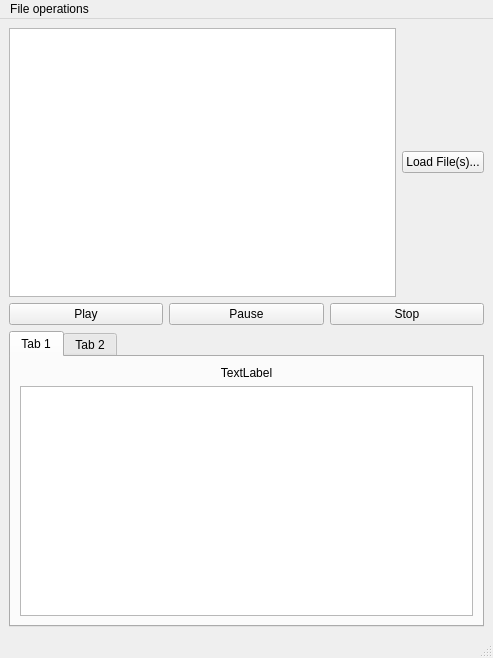
First picture: the form in GUI/main.ui, repository zbrave/LicenseProject, before the edit.
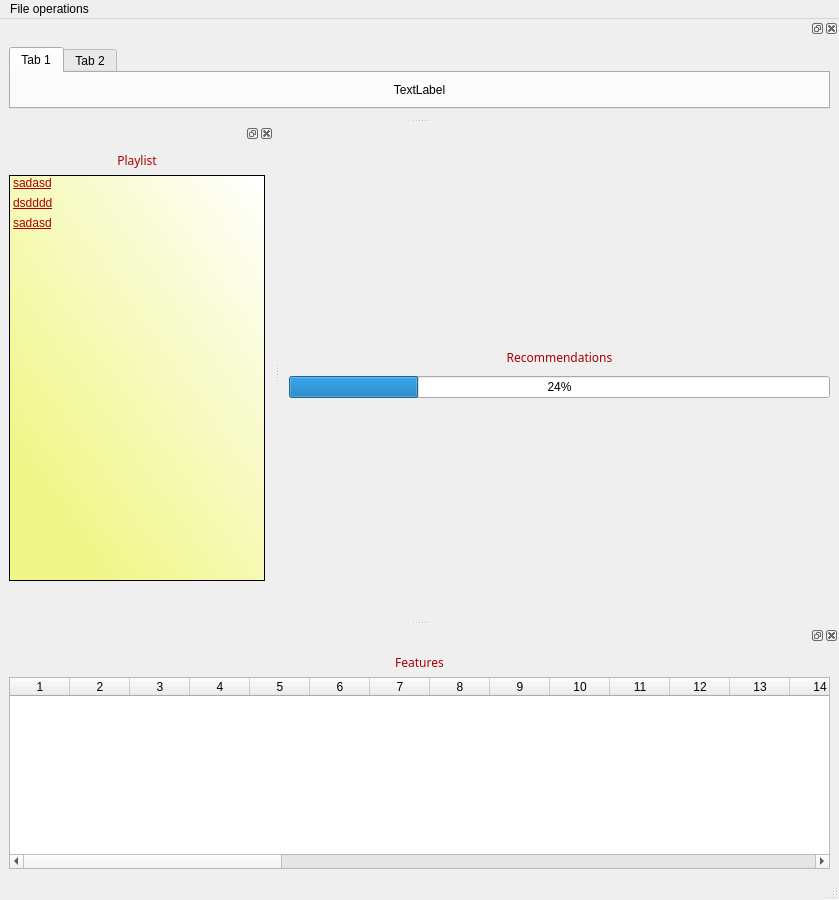
Second picture: the form after the edit. The open tabs and pages were chosen to show the change. Icons and pictures are not drawn.

The edit to the form file:
```diff
--- a/GUI/main.ui
+++ b/GUI/main.ui
@@ -6,105 +6,102 @@
    <rect>
     <x>0</x>
     <y>0</y>
-    <width>493</width>
-    <height>658</height>
+    <width>839</width>
+    <height>900</height>
    </rect>
   </property>
   <property name="windowTitle">
    <string>MainWindow</string>
   </property>
+  <property name="layoutDirection">
+   <enum>Qt::LeftToRight</enum>
+  </property>
   <widget class="QWidget" name="centralwidget">
-   <layout class="QGridLayout" name="gridLayout">
+   <layout class="QGridLayout" name="gridLayout_6">
     <item row="0" column="0">
-     <layout class="QVBoxLayout" name="verticalLayout">
-      <item>
-       <layout class="QHBoxLayout" name="horizontalLayout_1">
-        <item>
-         <widget class="QListWidget" name="songListWidget"/>
-        </item>
-        <item>
-         <widget class="QPushButton" name="loadButton">
-          <property name="text">
-           <string>Load File(s)...</string>
-          </property>
-         </widget>
-        </item>
-       </layout>
-      </item>
-      <item>
-       <layout class="QHBoxLayout" name="horizontalLayout_2">
-        <item>
-         <widget class="QPushButton" name="playSongButton">
-          <property name="text">
-           <string>Play</string>
-          </property>
-         </widget>
-        </item>
-        <item>
-         <widget class="QPushButton" name="pauseSongButton">
-          <property name="text">
-           <string>Pause</string>
-          </property>
-         </widget>
-        </item>
-        <item>
-         <widget class="QPushButton" name="stopSongButton">
-          <property name="text">
-           <string>Stop</string>
-          </property>
-         </widget>
-        </item>
-       </layout>
-      </item>
-     </layout>
-    </item>
-    <item row="1" column="0">
-     <widget class="QTabWidget" name="tabWidget">
-      <property name="currentIndex">
+     <layout class="QVBoxLayout" name="verticalLayout_2">
+      <property name="sizeConstraint">
+       <enum>QLayout::SetMinimumSize</enum>
+      </property>
+      <property name="leftMargin">
        <number>0</number>
       </property>
-      <widget class="QWidget" name="tab">
-       <attribute name="title">
-        <string>Tab 1</string>
-       </attribute>
-       <layout class="QGridLayout" name="gridLayout_3">
-        <item row="0" column="0">
-         <layout class="QGridLayout" name="tabLayout1">
-          <item row="0" column="0">
-           <widget class="QLabel" name="tabLayout1Label">
-            <property name="text">
-             <string>TextLabel</string>
-            </property>
-            <property name="alignment">
-             <set>Qt::AlignCenter</set>
-            </property>
-           </widget>
-          </item>
-          <item row="1" column="0">
-           <widget class="QTableWidget" name="tablLayout1TableWidget">
-            <property name="gridStyle">
-             <enum>Qt::SolidLine</enum>
-            </property>
-            <property name="sortingEnabled">
-             <bool>false</bool>
-            </property>
-           </widget>
-          </item>
-         </layout>
-        </item>
-       </layout>
-      </widget>
-      <widget class="QWidget" name="tab_2">
-       <attribute name="title">
-        <string>Tab 2</string>
-       </attribute>
-       <layout class="QGridLayout" name="gridLayout_4">
-        <item row="0" column="0">
-         <layout class="QGridLayout" name="tabLayout2"/>
-        </item>
-       </layout>
-      </widget>
-     </widget>
+     </layout>
+    </item>
+    <item row="0" column="1">
+     <layout class="QVBoxLayout" name="verticalLayout">
+      <item>
+       <widget class="QLabel" name="label_3">
+        <property name="sizePolicy">
+         <sizepolicy hsizetype="Preferred" vsizetype="Preferred">
+          <horstretch>0</horstretch>
+          <verstretch>0</verstretch>
+         </sizepolicy>
+        </property>
+        <property name="maximumSize">
+         <size>
+          <width>16777215</width>
+          <height>25</height>
+         </size>
+        </property>
+        <property name="palette">
+         <palette>
+          <active>
+           <colorrole role="WindowText">
+            <brush brushstyle="SolidPattern">
+             <color alpha="255">
+              <red>170</red>
+              <green>0</green>
+              <blue>0</blue>
+             </color>
+            </brush>
+           </colorrole>
+          </active>
+          <inactive>
+           <colorrole role="WindowText">
+            <brush brushstyle="SolidPattern">
+             <color alpha="255">
+              <red>170</red>
+              <green>0</green>
+              <blue>0</blue>
+             </color>
+            </brush>
+           </colorrole>
+          </inactive>
+          <disabled>
+           <colorrole role="WindowText">
+            <brush brushstyle="SolidPattern">
+             <color alpha="255">
+              <red>120</red>
+              <green>120</green>
+              <blue>120</blue>
+             </color>
+            </brush>
+           </colorrole>
+          </disabled>
+         </palette>
+        </property>
+        <property name="font">
+         <font>
+          <family>Gill Sans Ultra Bold</family>
+         </font>
+        </property>
+        <property name="text">
+         <string>Recommendations</string>
+        </property>
+        <property name="alignment">
+         <set>Qt::AlignCenter</set>
+        </property>
+       </widget>
+      </item>
+      <item>
+       <widget class="QProgressBar" name="progressBar">
+        <property name="value">
+         <number>24</number>
+        </property>
+       </widget>
+      </item>
+     </layout>
     </item>
    </layout>
   </widget>
@@ -113,7 +110,7 @@
     <rect>
      <x>0</x>
      <y>0</y>
-     <width>493</width>
+     <width>839</width>
      <height>21</height>
     </rect>
    </property>
@@ -126,6 +123,831 @@
    <addaction name="fileOpMenu"/>
   </widget>
   <widget class="QStatusBar" name="statusbar"/>
+  <widget class="QDockWidget" name="dockWidget">
+   <attribute name="dockWidgetArea">
+    <number>8</number>
+   </attribute>
+   <widget class="QWidget" name="dockWidgetContents">
+    <layout class="QGridLayout" name="gridLayout">
+     <item row="0" column="0">
+      <layout class="QVBoxLayout" name="verticalLayout_3">
+       <item>
+        <widget class="QLabel" name="label">
+         <property name="palette">
+          <palette>
+           <active>
+            <colorrole role="WindowText">
+             <brush brushstyle="SolidPattern">
+              <color alpha="255">
+               <red>170</red>
+               <green>0</green>
+               <blue>0</blue>
+              </color>
+             </brush>
+            </colorrole>
+            <colorrole role="Button">
+             <brush brushstyle="SolidPattern">
+              <color alpha="255">
+               <red>170</red>
+               <green>0</green>
+               <blue>0</blue>
+              </color>
+             </brush>
+            </colorrole>
+            <colorrole role="Light">
+             <brush brushstyle="SolidPattern">
+              <color alpha="255">
+               <red>255</red>
+               <green>0</green>
+               <blue>0</blue>
+              </color>
+             </brush>
+            </colorrole>
+            <colorrole role="Midlight">
+             <brush brushstyle="SolidPattern">
+              <color alpha="255">
+               <red>212</red>
+               <green>0</green>
+               <blue>0</blue>
+              </color>
+             </brush>
+            </colorrole>
+            <colorrole role="Dark">
+             <brush brushstyle="SolidPattern">
+              <color alpha="255">
+               <red>85</red>
+               <green>0</green>
+               <blue>0</blue>
+              </color>
+             </brush>
+            </colorrole>
+            <colorrole role="Mid">
+             <brush brushstyle="SolidPattern">
+              <color alpha="255">
+               <red>113</red>
+               <green>0</green>
+               <blue>0</blue>
+              </color>
+             </brush>
+            </colorrole>
+            <colorrole role="Text">
+             <brush brushstyle="SolidPattern">
+              <color alpha="255">
+               <red>0</red>
+               <green>0</green>
+               <blue>0</blue>
+              </color>
+             </brush>
+            </colorrole>
+            <colorrole role="BrightText">
+             <brush brushstyle="SolidPattern">
+              <color alpha="255">
+               <red>255</red>
+               <green>255</green>
+               <blue>255</blue>
+              </color>
+             </brush>
+            </colorrole>
+            <colorrole role="ButtonText">
+             <brush brushstyle="SolidPattern">
+              <color alpha="255">
+               <red>0</red>
+               <green>0</green>
+               <blue>0</blue>
+              </color>
+             </brush>
+            </colorrole>
+            <colorrole role="Base">
+             <brush brushstyle="SolidPattern">
+              <color alpha="255">
+               <red>255</red>
+               <green>255</green>
+               <blue>255</blue>
+              </color>
+             </brush>
+            </colorrole>
+            <colorrole role="Window">
+             <brush brushstyle="SolidPattern">
+              <color alpha="255">
+               <red>170</red>
+               <green>0</green>
+               <blue>0</blue>
+              </color>
+             </brush>
+            </colorrole>
+            <colorrole role="Shadow">
+             <brush brushstyle="SolidPattern">
+              <color alpha="255">
+               <red>0</red>
+               <green>0</green>
+               <blue>0</blue>
+              </color>
+             </brush>
+            </colorrole>
+            <colorrole role="AlternateBase">
+             <brush brushstyle="SolidPattern">
+              <color alpha="255">
+               <red>212</red>
+               <green>127</green>
+               <blue>127</blue>
+              </color>
+             </brush>
+            </colorrole>
+            <colorrole role="ToolTipBase">
+             <brush brushstyle="SolidPattern">
+              <color alpha="255">
+               <red>255</red>
+               <green>255</green>
+               <blue>220</blue>
+              </color>
+             </brush>
+            </colorrole>
+            <colorrole role="ToolTipText">
+             <brush brushstyle="SolidPattern">
+              <color alpha="255">
+               <red>0</red>
+               <green>0</green>
+               <blue>0</blue>
+              </color>
+             </brush>
+            </colorrole>
+           </active>
+           <inactive>
+            <colorrole role="WindowText">
+             <brush brushstyle="SolidPattern">
+              <color alpha="255">
+               <red>170</red>
+               <green>0</green>
+               <blue>0</blue>
+              </color>
+             </brush>
+            </colorrole>
+            <colorrole role="Button">
+             <brush brushstyle="SolidPattern">
+              <color alpha="255">
+               <red>170</red>
+               <green>0</green>
+               <blue>0</blue>
+              </color>
+             </brush>
+            </colorrole>
+            <colorrole role="Light">
+             <brush brushstyle="SolidPattern">
+              <color alpha="255">
+               <red>255</red>
+               <green>0</green>
+               <blue>0</blue>
+              </color>
+             </brush>
+            </colorrole>
+            <colorrole role="Midlight">
+             <brush brushstyle="SolidPattern">
+              <color alpha="255">
+               <red>212</red>
+               <green>0</green>
+               <blue>0</blue>
+              </color>
+             </brush>
+            </colorrole>
+            <colorrole role="Dark">
+             <brush brushstyle="SolidPattern">
+              <color alpha="255">
+               <red>85</red>
+               <green>0</green>
+               <blue>0</blue>
+              </color>
+             </brush>
+            </colorrole>
+            <colorrole role="Mid">
+             <brush brushstyle="SolidPattern">
+              <color alpha="255">
+               <red>113</red>
+               <green>0</green>
+               <blue>0</blue>
+              </color>
+             </brush>
+            </colorrole>
+            <colorrole role="Text">
+             <brush brushstyle="SolidPattern">
+              <color alpha="255">
+               <red>0</red>
+               <green>0</green>
+               <blue>0</blue>
+              </color>
+             </brush>
+            </colorrole>
+            <colorrole role="BrightText">
+             <brush brushstyle="SolidPattern">
+              <color alpha="255">
+               <red>255</red>
+               <green>255</green>
+               <blue>255</blue>
+              </color>
+             </brush>
+            </colorrole>
+            <colorrole role="ButtonText">
+             <brush brushstyle="SolidPattern">
+              <color alpha="255">
+               <red>0</red>
+               <green>0</green>
+               <blue>0</blue>
+              </color>
+             </brush>
+            </colorrole>
+            <colorrole role="Base">
+             <brush brushstyle="SolidPattern">
+              <color alpha="255">
+               <red>255</red>
+               <green>255</green>
+               <blue>255</blue>
+              </color>
+             </brush>
+            </colorrole>
+            <colorrole role="Window">
+             <brush brushstyle="SolidPattern">
+              <color alpha="255">
+               <red>170</red>
+               <green>0</green>
+               <blue>0</blue>
+              </color>
+             </brush>
+            </colorrole>
+            <colorrole role="Shadow">
+             <brush brushstyle="SolidPattern">
+              <color alpha="255">
+               <red>0</red>
+               <green>0</green>
+               <blue>0</blue>
+              </color>
+             </brush>
+            </colorrole>
+            <colorrole role="AlternateBase">
+             <brush brushstyle="SolidPattern">
+              <color alpha="255">
+               <red>212</red>
+               <green>127</green>
+               <blue>127</blue>
+              </color>
+             </brush>
+            </colorrole>
+            <colorrole role="ToolTipBase">
+             <brush brushstyle="SolidPattern">
+              <color alpha="255">
+               <red>255</red>
+               <green>255</green>
+               <blue>220</blue>
+              </color>
+             </brush>
+            </colorrole>
+            <colorrole role="ToolTipText">
+             <brush brushstyle="SolidPattern">
+              <color alpha="255">
+               <red>0</red>
+               <green>0</green>
+               <blue>0</blue>
+              </color>
+             </brush>
+            </colorrole>
+           </inactive>
+           <disabled>
+            <colorrole role="WindowText">
+             <brush brushstyle="SolidPattern">
+              <color alpha="255">
+               <red>85</red>
+               <green>0</green>
+               <blue>0</blue>
+              </color>
+             </brush>
+            </colorrole>
+            <colorrole role="Button">
+             <brush brushstyle="SolidPattern">
+              <color alpha="255">
+               <red>170</red>
+               <green>0</green>
+               <blue>0</blue>
+              </color>
+             </brush>
+            </colorrole>
+            <colorrole role="Light">
+             <brush brushstyle="SolidPattern">
+              <color alpha="255">
+               <red>255</red>
+               <green>0</green>
+               <blue>0</blue>
+              </color>
+             </brush>
+            </colorrole>
+            <colorrole role="Midlight">
+             <brush brushstyle="SolidPattern">
+              <color alpha="255">
+               <red>212</red>
+               <green>0</green>
+               <blue>0</blue>
+              </color>
+             </brush>
+            </colorrole>
+            <colorrole role="Dark">
+             <brush brushstyle="SolidPattern">
+              <color alpha="255">
+               <red>85</red>
+               <green>0</green>
+               <blue>0</blue>
+              </color>
+             </brush>
+            </colorrole>
+            <colorrole role="Mid">
+             <brush brushstyle="SolidPattern">
+              <color alpha="255">
+               <red>113</red>
+               <green>0</green>
+               <blue>0</blue>
+              </color>
+             </brush>
+            </colorrole>
+            <colorrole role="Text">
+             <brush brushstyle="SolidPattern">
+              <color alpha="255">
+               <red>85</red>
+               <green>0</green>
+               <blue>0</blue>
+              </color>
+             </brush>
+            </colorrole>
+            <colorrole role="BrightText">
+             <brush brushstyle="SolidPattern">
+              <color alpha="255">
+               <red>255</red>
+               <green>255</green>
+               <blue>255</blue>
+              </color>
+             </brush>
+            </colorrole>
+            <colorrole role="ButtonText">
+             <brush brushstyle="SolidPattern">
+              <color alpha="255">
+               <red>85</red>
+               <green>0</green>
+               <blue>0</blue>
+              </color>
+             </brush>
+            </colorrole>
+            <colorrole role="Base">
+             <brush brushstyle="SolidPattern">
+              <color alpha="255">
+               <red>170</red>
+               <green>0</green>
+               <blue>0</blue>
+              </color>
+             </brush>
+            </colorrole>
+            <colorrole role="Window">
+             <brush brushstyle="SolidPattern">
+              <color alpha="255">
+               <red>170</red>
+               <green>0</green>
+               <blue>0</blue>
+              </color>
+             </brush>
+            </colorrole>
+            <colorrole role="Shadow">
+             <brush brushstyle="SolidPattern">
+              <color alpha="255">
+               <red>0</red>
+               <green>0</green>
+               <blue>0</blue>
+              </color>
+             </brush>
+            </colorrole>
+            <colorrole role="AlternateBase">
+             <brush brushstyle="SolidPattern">
+              <color alpha="255">
+               <red>170</red>
+               <green>0</green>
+               <blue>0</blue>
+              </color>
+             </brush>
+            </colorrole>
+            <colorrole role="ToolTipBase">
+             <brush brushstyle="SolidPattern">
+              <color alpha="255">
+               <red>255</red>
+               <green>255</green>
+               <blue>220</blue>
+              </color>
+             </brush>
+            </colorrole>
+            <colorrole role="ToolTipText">
+             <brush brushstyle="SolidPattern">
+              <color alpha="255">
+               <red>0</red>
+               <green>0</green>
+               <blue>0</blue>
+              </color>
+             </brush>
+            </colorrole>
+           </disabled>
+          </palette>
+         </property>
+         <property name="font">
+          <font>
+           <family>Gill Sans Ultra Bold</family>
+           <weight>50</weight>
+           <bold>false</bold>
+          </font>
+         </property>
+         <property name="cursor">
+          <cursorShape>ArrowCursor</cursorShape>
+         </property>
+         <property name="layoutDirection">
+          <enum>Qt::LeftToRight</enum>
+         </property>
+         <property name="autoFillBackground">
+          <bool>false</bool>
+         </property>
+         <property name="lineWidth">
+          <number>1</number>
+         </property>
+         <property name="text">
+          <string>Features</string>
+         </property>
+         <property name="textFormat">
+          <enum>Qt::AutoText</enum>
+         </property>
+         <property name="scaledContents">
+          <bool>false</bool>
+         </property>
+         <property name="alignment">
+          <set>Qt::AlignCenter</set>
+         </property>
+         <property name="margin">
+          <number>0</number>
+         </property>
+         <property name="indent">
+          <number>-1</number>
+         </property>
+         <property name="textInteractionFlags">
+          <set>Qt::NoTextInteraction</set>
+         </property>
+        </widget>
+       </item>
+       <item>
+        <widget class="QTableWidget" name="tablLayout1TableWidget">
+         <property name="showGrid">
+          <bool>true</bool>
+         </property>
+         <property name="gridStyle">
+          <enum>Qt::SolidLine</enum>
+         </property>
+         <property name="sortingEnabled">
+          <bool>false</bool>
+         </property>
+         <property name="rowCount">
+          <number>0</number>
+         </property>
+         <property name="columnCount">
+          <number>40</number>
+         </property>
+         <attribute name="horizontalHeaderDefaultSectionSize">
+          <number>60</number>
+         </attribute>
+         <column/>
+         <column/>
+         <column/>
+         <column/>
+         <column/>
+         <column/>
+         <column/>
+         <column/>
+         <column/>
+         <column/>
+         <column/>
+         <column/>
+         <column/>
+         <column/>
+         <column/>
+         <column/>
+         <column/>
+         <column/>
+         <column/>
+         <column/>
+         <column/>
+         <column/>
+         <column/>
+         <column/>
+         <column/>
+         <column/>
+         <column/>
+         <column/>
+         <column/>
+         <column/>
+         <column/>
+         <column/>
+         <column/>
+         <column/>
+         <column/>
+         <column/>
+         <column/>
+         <column/>
+         <column/>
+         <column/>
+        </widget>
+       </item>
+      </layout>
+     </item>
+    </layout>
+   </widget>
+  </widget>
+  <widget class="QDockWidget" name="dockWidget_2">
+   <attribute name="dockWidgetArea">
+    <number>1</number>
+   </attribute>
+   <widget class="QWidget" name="dockWidgetContents_2">
+    <layout class="QGridLayout" name="gridLayout_2">
+     <item row="0" column="0">
+      <layout class="QVBoxLayout" name="verticalLayout_4">
+       <item>
+        <widget class="QLabel" name="label_2">
+         <property name="enabled">
+          <bool>true</bool>
+         </property>
+         <property name="palette">
+          <palette>
+           <active>
+            <colorrole role="WindowText">
+             <brush brushstyle="SolidPattern">
+              <color alpha="255">
+               <red>170</red>
+               <green>0</green>
+               <blue>0</blue>
+              </color>
+             </brush>
+            </colorrole>
+           </active>
+           <inactive>
+            <colorrole role="WindowText">
+             <brush brushstyle="SolidPattern">
+              <color alpha="255">
+               <red>170</red>
+               <green>0</green>
+               <blue>0</blue>
+              </color>
+             </brush>
+            </colorrole>
+           </inactive>
+           <disabled>
+            <colorrole role="WindowText">
+             <brush brushstyle="SolidPattern">
+              <color alpha="255">
+               <red>120</red>
+               <green>120</green>
+               <blue>120</blue>
+              </color>
+             </brush>
+            </colorrole>
+           </disabled>
+          </palette>
+         </property>
+         <property name="font">
+          <font>
+           <family>Gill Sans Ultra Bold</family>
+           <stylestrategy>PreferAntialias</stylestrategy>
+          </font>
+         </property>
+         <property name="text">
+          <string>Playlist</string>
+         </property>
+         <property name="alignment">
+          <set>Qt::AlignCenter</set>
+         </property>
+         <property name="textInteractionFlags">
+          <set>Qt::NoTextInteraction</set>
+         </property>
+        </widget>
+       </item>
+       <item>
+        <widget class="QListWidget" name="songListWidget">
+         <property name="maximumSize">
+          <size>
+           <width>16777215</width>
+           <height>16777215</height>
+          </size>
+         </property>
+         <property name="whatsThis">
+          <string>&lt;html&gt;&lt;head/&gt;&lt;body&gt;&lt;p&gt;&lt;br/&gt;&lt;/p&gt;&lt;/body&gt;&lt;/html&gt;</string>
+         </property>
+         <property name="styleSheet">
+          <string notr="true">border-bottom-color: rgb(85, 85, 127);
+font: 75 8pt &quot;Microsoft PhagsPa&quot;;
+text-decoration: underline;
+color: rgb(170, 0, 0);
+selection-color: rgb(255, 0, 0);
+background-color: qlineargradient(spread:pad, x1:0.216, y1:0.875, x2:1, y2:0, stop:0 rgba(241, 255, 0, 111), stop:1 rgba(255, 255, 255, 255));
+selection-background-color: rgb(85, 0, 255);
+gridline-color: rgb(85, 170, 0);
+selection-color: rgb(255, 170, 127);</string>
+         </property>
+         <property name="movement">
+          <enum>QListView::Static</enum>
+         </property>
+         <property name="resizeMode">
+          <enum>QListView::Fixed</enum>
+         </property>
+         <property name="layoutMode">
+          <enum>QListView::SinglePass</enum>
+         </property>
+         <property name="spacing">
+          <number>5</number>
+         </property>
+         <property name="gridSize">
+          <size>
+           <width>0</width>
+           <height>20</height>
+          </size>
+         </property>
+         <property name="viewMode">
+          <enum>QListView::ListMode</enum>
+         </property>
+         <property name="modelColumn">
+          <number>0</number>
+         </property>
+         <property name="currentRow">
+          <number>-1</number>
+         </property>
+         <item>
+          <property name="text">
+           <string>sadasd</string>
+          </property>
+         </item>
+         <item>
+          <property name="text">
+           <string>dsdddd</string>
+          </property>
+         </item>
+         <item>
+          <property name="text">
+           <string>sadasd</string>
+          </property>
+         </item>
+        </widget>
+       </item>
+       <item>
+        <layout class="QHBoxLayout" name="horizontalLayout">
+         <item>
+          <widget class="QPushButton" name="playSongButton">
+           <property name="sizePolicy">
+            <sizepolicy hsizetype="Maximum" vsizetype="Maximum">
+             <horstretch>24</horstretch>
+             <verstretch>24</verstretch>
+            </sizepolicy>
+           </property>
+           <property name="minimumSize">
+            <size>
+             <width>24</width>
+             <height>24</height>
+            </size>
+           </property>
+           <property name="maximumSize">
+            <size>
+             <width>24</width>
+             <height>24</height>
+            </size>
+           </property>
+           <property name="styleSheet">
+            <string notr="true">background-color: transparent;
+border-image: url(:/icons/Play-icon.png);
+background: none;
+border: none;
+background-repeat: none;
+</string>
+           </property>
+           <property name="text">
+            <string/>
+           </property>
+           <property name="checkable">
+            <bool>false</bool>
+           </property>
+          </widget>
+         </item>
+         <item>
+          <widget class="QPushButton" name="pauseSongButton">
+           <property name="sizePolicy">
+            <sizepolicy hsizetype="Maximum" vsizetype="Maximum">
+             <horstretch>0</horstretch>
+             <verstretch>0</verstretch>
+            </sizepolicy>
+           </property>
+           <property name="minimumSize">
+            <size>
+             <width>24</width>
+             <height>24</height>
+            </size>
+           </property>
+           <property name="maximumSize">
+            <size>
+             <width>24</width>
+             <height>24</height>
+            </size>
+           </property>
+           <property name="styleSheet">
+            <string notr="true">background-color: transparent;
+border-image: url(:/icons/Stop-icon.png);
+background: none;
+border: none;
+background-repeat: none;
+</string>
+           </property>
+           <property name="text">
+            <string/>
+           </property>
+          </widget>
+         </item>
+         <item>
+          <widget class="QPushButton" name="stopSongButton">
+           <property name="sizePolicy">
+            <sizepolicy hsizetype="Maximum" vsizetype="Maximum">
+             <horstretch>0</horstretch>
+             <verstretch>0</verstretch>
+            </sizepolicy>
+           </property>
+           <property name="minimumSize">
+            <size>
+             <width>24</width>
+             <height>24</height>
+            </size>
+           </property>
+           <property name="maximumSize">
+            <size>
+             <width>24</width>
+             <height>24</height>
+            </size>
+           </property>
+           <property name="styleSheet">
+            <string notr="true">background-color: transparent;
+border-image: url(:/icons/Pause-icon.png);
+background: none;
+border: none;
+background-repeat: none;
+</string>
+           </property>
+           <property name="text">
+            <string/>
+           </property>
+          </widget>
+         </item>
+        </layout>
+       </item>
+      </layout>
+     </item>
+    </layout>
+   </widget>
+  </widget>
+  <widget class="QDockWidget" name="dockWidget_3">
+   <attribute name="dockWidgetArea">
+    <number>4</number>
+   </attribute>
+   <widget class="QWidget" name="dockWidgetContents_3">
+    <layout class="QGridLayout" name="gridLayout_5">
+     <item row="0" column="0">
+      <widget class="QTabWidget" name="tabWidget">
+       <property name="currentIndex">
+        <number>1</number>
+       </property>
+       <widget class="QWidget" name="tab">
+        <attribute name="title">
+         <string>Tab 1</string>
+        </attribute>
+        <layout class="QGridLayout" name="gridLayout_3">
+         <item row="0" column="0">
+          <layout class="QGridLayout" name="tabLayout1">
+           <item row="1" column="0">
+            <widget class="QLabel" name="tabLayout1Label">
+             <property name="text">
+              <string>TextLabel</string>
+             </property>
+             <property name="alignment">
+              <set>Qt::AlignCenter</set>
+             </property>
+            </widget>
+           </item>
+          </layout>
+         </item>
+        </layout>
+       </widget>
+       <widget class="QWidget" name="tab_2">
+        <attribute name="title">
+         <string>Tab 2</string>
+        </attribute>
+        <layout class="QGridLayout" name="gridLayout_4">
+         <item row="0" column="0">
+          <layout class="QGridLayout" name="tabLayout2"/>
+         </item>
+        </layout>
+       </widget>
+      </widget>
+     </item>
+    </layout>
+   </widget>
+  </widget>
   <action name="actionNew_Data_Import">
    <property name="text">
     <string>New Data Import ..</string>
```
Left out of the diff: 20 changed lines with no effect on the pictures.
